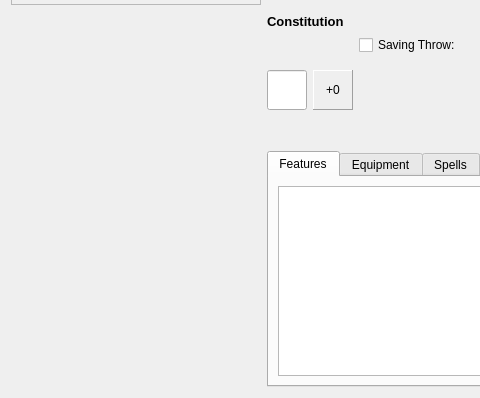
MMetze/DMHelper, file DMHelper/src/characterframe.ui: the form before one commit; both pictures show x 0 to 480 and y 412 to 810 of the 1136 by 810 pixel window.
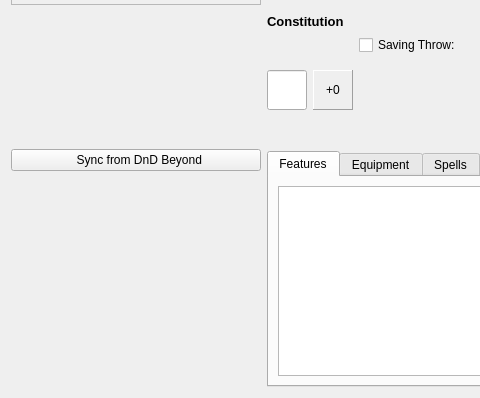
The form after the commit. Icons and pictures are not drawn. Custom widgets are drawn as their Qt base class.

Patch:
```diff
--- a/DMHelper/src/characterframe.ui
+++ b/DMHelper/src/characterframe.ui
@@ -84,6 +84,30 @@
        </property>
       </widget>
      </item>
+     <item>
+      <spacer name="verticalSpacer_12">
+       <property name="orientation">
+        <enum>Qt::Vertical</enum>
+       </property>
+       <property name="sizeHint" stdset="0">
+        <size>
+         <width>20</width>
+         <height>40</height>
+        </size>
+       </property>
+      </spacer>
+     </item>
+     <item>
+      <widget class="QPushButton" name="btnSync">
+       <property name="text">
+        <string>  Sync from DnD Beyond</string>
+       </property>
+       <property name="icon">
+        <iconset resource="resources.qrc">
+         <normaloff>:/img/data/icon_reload.png</normaloff>:/img/data/icon_reload.png</iconset>
+       </property>
+      </widget>
+     </item>
      <item>
       <spacer name="verticalSpacer">
        <property name="orientation">
```
Left out of the diff: 4 changed lines with no effect on the pictures.
